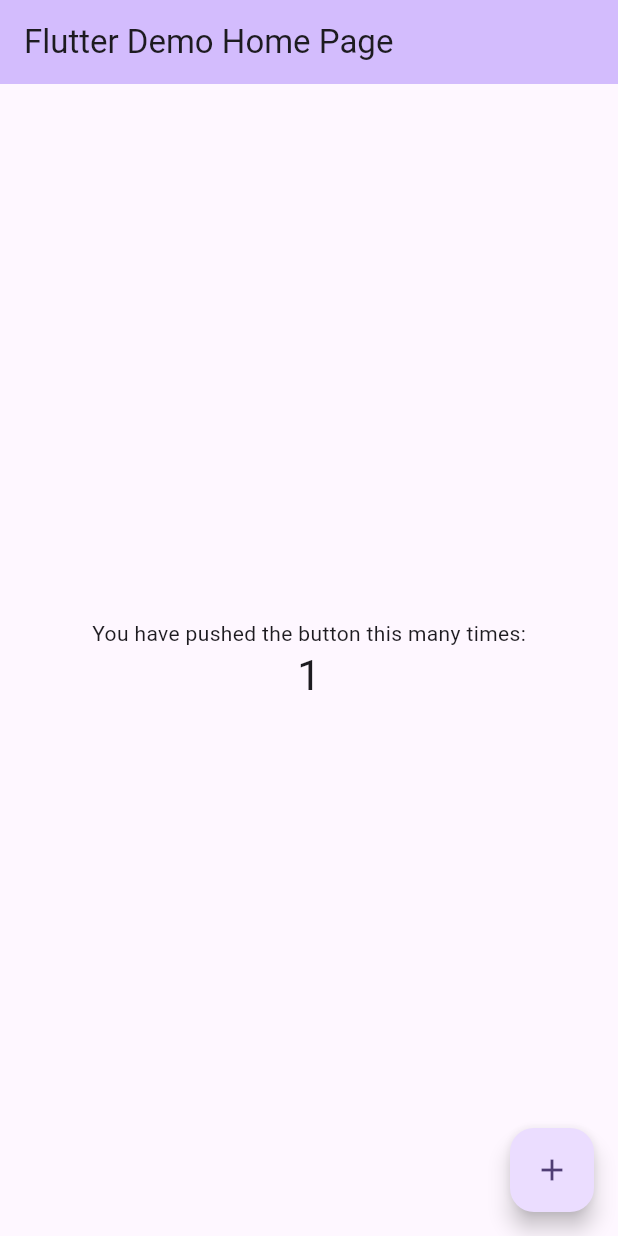
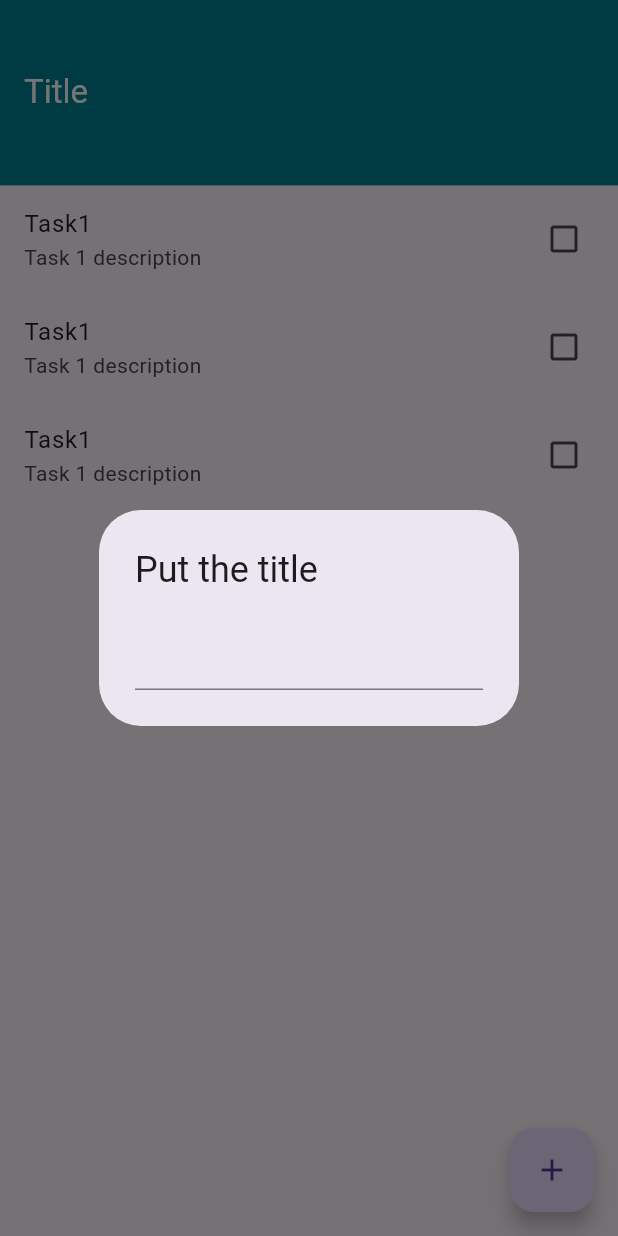
Before and after one commit to Waziri11/taskify, a Flutter app: the screen it shows after launch, after a tap on the "add" icon, on a phone screen of 412 x 824 dp. Run offline on Flutter 3.47's test engine with Material 3 defaults, Android fonts, the phone set to English and light mode, and no system bars; our stand-ins replace hive_flutter; accounts and stored records are empty.

Commit message:
adding essentials

```diff
--- a/lib/main.dart
+++ b/lib/main.dart
@@ -1,125 +1,8 @@
 import 'package:flutter/material.dart';
+import 'package:taskify/pages/landing_page.dart';
+import "package:hive_flutter/hive_flutter.dart";
 
 void main() {
-  runApp(const MyApp());
+  Hive.initFlutter("hive_boxes");
+  runApp(const MaterialApp(home: LandingPage()));
 }
-
-class MyApp extends StatelessWidget {
-  const MyApp({super.key});
-
-  // This widget is the root of your application.
-  @override
-  Widget build(BuildContext context) {
-    return MaterialApp(
-      title: 'Flutter Demo',
-      theme: ThemeData(
-        // This is the theme of your application.
-        //
-        // TRY THIS: Try running your application with "flutter run". You'll see
-        // the application has a purple toolbar. Then, without quitting the app,
-        // try changing the seedColor in the colorScheme below to Colors.green
-        // and then invoke "hot reload" (save your changes or press the "hot
-        // reload" button in a Flutter-supported IDE, or press "r" if you used
-        // the command line to start the app).
-        //
-        // Notice that the counter didn't reset back to zero; the application
-        // state is not lost during the reload. To reset the state, use hot
-        // restart instead.
-        //
-        // This works for code too, not just values: Most code changes can be
-        // tested with just a hot reload.
-        colorScheme: ColorScheme.fromSeed(seedColor: Colors.deepPurple),
-        useMaterial3: true,
-      ),
-      home: const MyHomePage(title: 'Flutter Demo Home Page'),
-    );
-  }
-}
-
-class MyHomePage extends StatefulWidget {
-  const MyHomePage({super.key, required this.title});
-
-  // This widget is the home page of your application. It is stateful, meaning
-  // that it has a State object (defined below) that contains fields that affect
-  // how it looks.
-
-  // This class is the configuration for the state. It holds the values (in this
-  // case the title) provided by the parent (in this case the App widget) and
-  // used by the build method of the State. Fields in a Widget subclass are
-  // always marked "final".
-
-  final String title;
-
-  @override
-  State<MyHomePage> createState() => _MyHomePageState();
-}
-
-class _MyHomePageState extends State<MyHomePage> {
-  int _counter = 0;
-
-  void _incrementCounter() {
-    setState(() {
-      // This call to setState tells the Flutter framework that something has
-      // changed in this State, which causes it to rerun the build method below
-      // so that the display can reflect the updated values. If we changed
-      // _counter without calling setState(), then the build method would not be
-      // called again, and so nothing would appear to happen.
-      _counter++;
-    });
-  }
-
-  @override
-  Widget build(BuildContext context) {
-    // This method is rerun every time setState is called, for instance as done
-    // by the _incrementCounter method above.
-    //
-    // The Flutter framework has been optimized to make rerunning build methods
-    // fast, so that you can just rebuild anything that needs updating rather
-    // than having to individually change instances of widgets.
-    return Scaffold(
-      appBar: AppBar(
-        // TRY THIS: Try changing the color here to a specific color (to
-        // Colors.amber, perhaps?) and trigger a hot reload to see the AppBar
-        // change color while the other colors stay the same.
-        backgroundColor: Theme.of(context).colorScheme.inversePrimary,
-        // Here we take the value from the MyHomePage object that was created by
-        // the App.build method, and use it to set our appbar title.
-        title: Text(widget.title),
-      ),
-      body: Center(
-        // Center is a layout widget. It takes a single child and positions it
-        // in the middle of the parent.
-        child: Column(
-          // Column is also a layout widget. It takes a list of children and
-          // arranges them vertically. By default, it sizes itself to fit its
-          // children horizontally, and tries to be as tall as its parent.
-          //
-          // Column has various properties to control how it sizes itself and
-          // how it positions its children. Here we use mainAxisAlignment to
-          // center the children vertically; the main axis here is the vertical
-          // axis because Columns are vertical (the cross axis would be
-          // horizontal).
-          //
-          // TRY THIS: Invoke "debug painting" (choose the "Toggle Debug Paint"
-          // action in the IDE, or press "p" in the console), to see the
-          // wireframe for each widget.
-          mainAxisAlignment: MainAxisAlignment.center,
-          children: <Widget>[
-            const Text(
-              'You have pushed the button this many times:',
-            ),
-            Text(
-              '$_counter',
-              style: Theme.of(context).textTheme.headlineMedium,
-            ),
-          ],
-        ),
-      ),
-      floatingActionButton: FloatingActionButton(
-        onPressed: _incrementCounter,
-        tooltip: 'Increment',
-        child: const Icon(Icons.add),
-      ), // This trailing comma makes auto-formatting nicer for build methods.
-    );
-  }
-}
--- /dev/null
+++ b/lib/models/task.dart
@@ -0,0 +1,13 @@
+class Task {
+  Task({required this.task, required this.dueTime, required this.done});
+  String task;
+  DateTime dueTime;
+  bool done;
+  factory Task.fromMap(Map task) {
+    return Task(
+        task: task["task"], dueTime: task["dueTime"], done: task["done"]);
+  }
+  Map toMap() {
+    return {"task": task, "dueTime": dueTime, "done": done};
+  }
+}
--- /dev/null
+++ b/lib/pages/landing_page.dart
@@ -0,0 +1,96 @@
+import 'package:flutter/material.dart';
+import 'package:hive_flutter/hive_flutter.dart';
+
+class LandingPage extends StatefulWidget {
+  const LandingPage({super.key});
+
+  @override
+  State<LandingPage> createState() => _LandingPageState();
+}
+
+class _LandingPageState extends State<LandingPage> {
+  // Properties of the landingPageState
+  late double _deviceHeight;
+  String _title = "Title";
+
+  @override
+  Widget build(BuildContext context) {
+    // Getting the value of the device height
+    _deviceHeight = MediaQuery.of(context).size.height;
+
+    return Scaffold(
+      appBar: AppBar(
+        backgroundColor: const Color.fromARGB(255, 0, 128, 145),
+        toolbarHeight: _deviceHeight * 0.15,
+        title: Text(
+          _title,
+          style: const TextStyle(color: Colors.white),
+        ),
+      ),
+      body: taskView(),
+      floatingActionButton: FloatingActionButton(
+        onPressed: setNewTask,
+        child: const Icon(Icons.add),
+      ),
+    );
+  }
+
+  Widget tasklist() {
+    return ListView(
+      children: const [
+        ListTile(
+          title: Text(
+            "Task1",
+          ),
+          subtitle: Text("Task 1 description"),
+          trailing: Icon(Icons.check_box_outline_blank),
+        ),
+        ListTile(
+          title: Text(
+            "Task1",
+          ),
+          subtitle: Text("Task 1 description"),
+          trailing: Icon(Icons.check_box_outline_blank),
+        ),
+        ListTile(
+          title: Text(
+            "Task1",
+          ),
+          subtitle: Text("Task 1 description"),
+          trailing: Icon(Icons.check_box_outline_blank),
+        )
+      ],
+    );
+  }
+
+  Widget taskView() {
+    return FutureBuilder(
+        future:Hive.openBox('box'),
+        builder: (context, snapshot) {
+          if (snapshot.hasData) {
+            return tasklist();
+          } else {
+            return const Center(
+              child: CircularProgressIndicator(),
+            );
+          }
+        });
+  }
+
+  void setNewTask() {
+    showDialog(
+        context: context,
+        builder: (BuildContext context) {
+          return AlertDialog(
+            title: const Text("Put the title"),
+            content: TextField(
+              onSubmitted: (value) {
+                setState(() {
+                  _title = value;
+                });
+              },
+            ),
+          );
+        });
+  }
+}
--- a/pubspec.yaml
+++ b/pubspec.yaml
@@ -30,6 +30,7 @@ environment:
 dependencies:
   flutter:
     sdk: flutter
+  hive_flutter: ^1.1.0
 
 
   # The following adds the Cupertino Icons font to your application.
```
Also changed, not shown: pubspec.lock, 2 other files.
